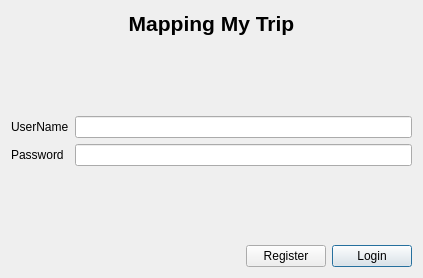
vinh3978/Mapping-My-Trip-Qt-creator-8, file Mapping-My-Trip/logindialog.ui: the form before one commit.
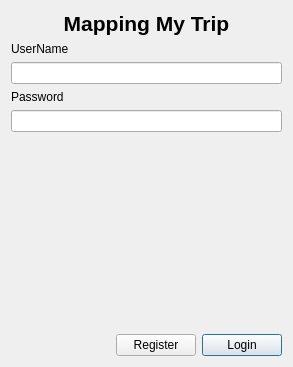
The form after the commit.

```diff
--- a/Mapping-My-Trip/logindialog.ui
+++ b/Mapping-My-Trip/logindialog.ui
@@ -6,14 +6,14 @@
    <rect>
     <x>0</x>
     <y>0</y>
-    <width>423</width>
-    <height>278</height>
+    <width>293</width>
+    <height>367</height>
    </rect>
   </property>
   <property name="windowTitle">
    <string>Login</string>
   </property>
-  <layout class="QVBoxLayout" name="verticalLayout" stretch="0,1,0">
+  <layout class="QVBoxLayout" name="verticalLayout" stretch="0,0,0,0,0,1,0">
    <item>
     <widget class="QLabel" name="label">
      <property name="sizePolicy">
@@ -37,29 +37,40 @@
     </widget>
    </item>
    <item>
-    <layout class="QFormLayout" name="formLayout">
-     <property name="formAlignment">
-      <set>Qt::AlignLeading|Qt::AlignLeft|Qt::AlignVCenter</set>
-     </property>
-     <item row="0" column="0">
       <widget class="QLabel" name="userNameLabel">
        <property name="text">
         <string>UserName</string>
        </property>
       </widget>
      </item>
-     <item row="0" column="1">
+   <item>
       <widget class="QLineEdit" name="userNameLineEdit"/>
      </item>
-     <item row="1" column="0">
+   <item>
       <widget class="QLabel" name="passwordLabel">
        <property name="text">
         <string>Password</string>
        </property>
       </widget>
      </item>
-     <item row="1" column="1">
-      <widget class="QLineEdit" name="passwordLineEdit"/>
+   <item>
+    <widget class="QLineEdit" name="passwordLineEdit">
+     <property name="text">
+      <string/>
+     </property>
+    </widget>
+   </item>
+   <item>
+    <layout class="QFormLayout" name="formLayout">
+     <property name="formAlignment">
+      <set>Qt::AlignLeading|Qt::AlignLeft|Qt::AlignVCenter</set>
+     </property>
+     <item row="2" column="0">
+      <widget class="QLabel" name="label_tourist">
+       <property name="text">
+        <string/>
+       </property>
+      </widget>
      </item>
     </layout>
    </item>
```
Lines whose indentation alone changed are shown as unchanged.
